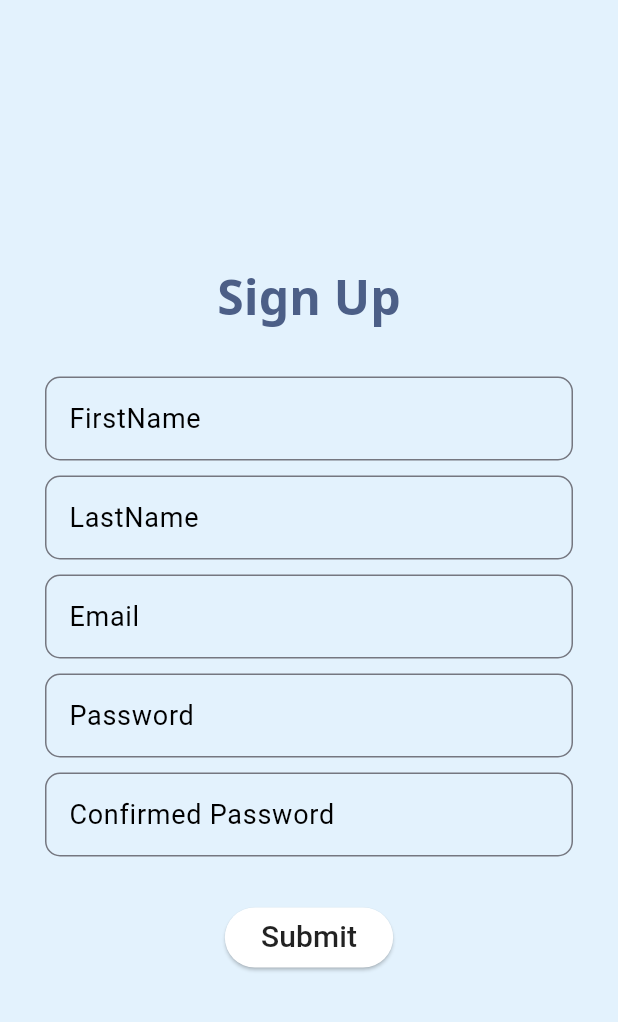
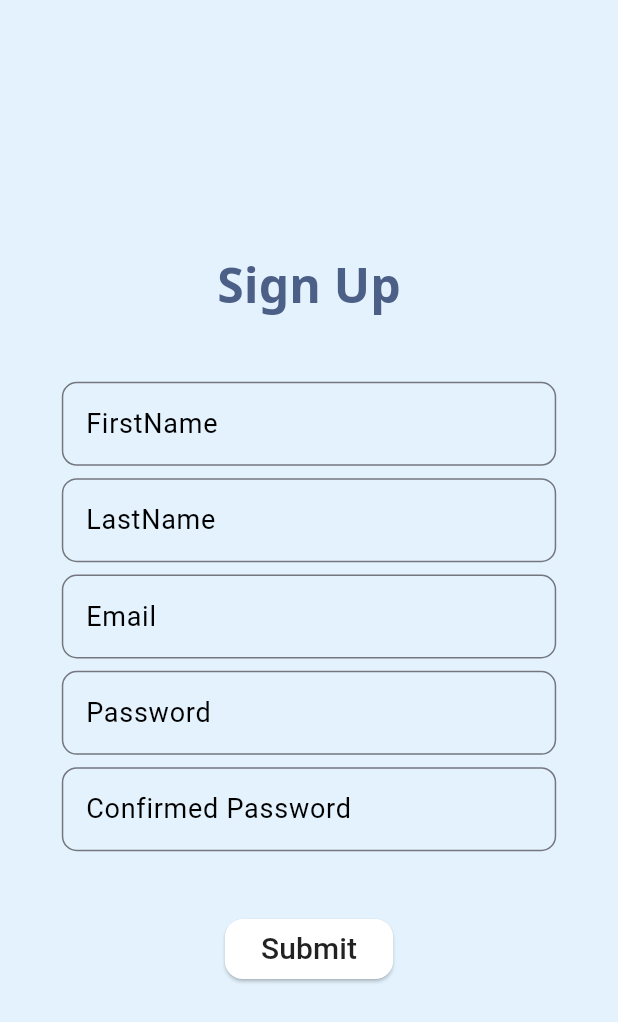
Before and after one commit to suanonokf/GATEKEEPER-MOBILE, a Flutter app: the SignUpWidget screen opened directly, on a phone screen of 412 x 824 dp. Shown: the top 1022 px of the screen. Run offline on Flutter 3.47's test engine with Material 3 defaults, Android fonts, the phone set to English and light mode, and no system bars; our stand-ins replace google_fonts, google_sign_in; missing offline and left inert: qr_code_scanner.

```diff
--- a/lib/Service/AppTheme.dart
+++ b/lib/Service/AppTheme.dart
@@ -1,7 +1,7 @@
 import 'dart:ui';
 
 class AppTheme{
-  Color color = Color.fromRGBO(100, 127, 188, 0.1);
+  Color color = Color.fromRGBO(175, 204, 255, 0.75);
   AppTheme();
   Color getColor(){
     return color;
--- a/lib/Sreen/SignUpFrame.dart
+++ b/lib/Sreen/SignUpFrame.dart
@@ -47,6 +47,10 @@ class SignUpWidget extends StatelessWidget{
 class SignUpForm extends StatelessWidget{
   @override
   Widget build(BuildContext context) {
+    final height = MediaQuery.of(context).size.height;
+    final width = MediaQuery.of(context).size.width;
+    final paddingSize = height/20;
+
     var appState = context.watch<FrameState>();
     var formKey = appState._formKey;
     var textController = appState._emailTextController;
@@ -55,13 +59,13 @@ class SignUpForm extends StatelessWidget{
     var passwordTextController = appState._passwordTextController;
     var confirmedPasswordTextController = appState._confirmedPasswordTextController;
     return Padding(
-      padding: const EdgeInsets.all(30.0),
+      padding:  EdgeInsets.all(paddingSize),
       child: Form(
         key: formKey,
           child: Column(
             children: [
               Text("Sign Up",style: GoogleFonts.notoSans(textStyle: TextStyle(color: AppTheme().getHeaderColor(), fontSize: 32,fontWeight: FontWeight.bold),)),
-              SizedBox(height: 30,),
+              SizedBox(height: paddingSize,),
               TextFormField(
                 controller: fNameTextController,
                 validator: (value){
@@ -79,7 +83,7 @@ class SignUpForm extends StatelessWidget{
                     )
                 ),
               ),
-              SizedBox(height: 10,),
+              SizedBox(height: paddingSize/5,),
               TextFormField(
                 controller: lNameTextController,
                 validator: (value){
@@ -97,7 +101,7 @@ class SignUpForm extends StatelessWidget{
                     )
                 ),
               ),
-              SizedBox(height: 10,),
+              SizedBox(height: paddingSize/5,),
               TextFormField(
                 controller: textController,
                 validator: (value){
@@ -115,7 +119,7 @@ class SignUpForm extends StatelessWidget{
                     )
                 ),
               ),
-              SizedBox(height: 10,),
+              SizedBox(height: paddingSize/5,),
               TextFormField(
                 controller: passwordTextController,
                 validator: (value){
@@ -143,7 +147,7 @@ class SignUpForm extends StatelessWidget{
                     )
                 ),
               ),
-              SizedBox(height: 10,),
+              SizedBox(height: paddingSize/5,),
               TextFormField(
                 controller: confirmedPasswordTextController,
                 validator: (value){
@@ -164,7 +168,7 @@ class SignUpForm extends StatelessWidget{
                     )
                 ),
               ),
-              SizedBox(height: 30,),
+              SizedBox(height: paddingSize,),
               ElevatedButton(
                   onPressed: () async {
                     if(formKey.currentState!.validate()){
@@ -181,7 +185,7 @@ class SignUpForm extends StatelessWidget{
                     }
                   },
                   child: Text("Submit",style:TextStyle(color: Colors.black87,fontSize: 20)),
-                style: ButtonStyle(backgroundColor: MaterialStateProperty.all(Colors.white)),
+                style: ElevatedButton.styleFrom(backgroundColor: Colors.white,shape: RoundedRectangleBorder(borderRadius: BorderRadius.circular(12))),
               )
             ],
           )
--- a/pubspec.yaml
+++ b/pubspec.yaml
@@ -15,6 +15,7 @@ dependencies:
   http: ^1.5.0
   google_fonts: ^6.0.0
   intl: ^0.18.1
+  qr_code_scanner: ^1.0.1
 
 dev_dependencies:
   flutter_test:
```
Also changed, not shown: lib/Service/QRScanner.dart (added, +34 -0 lines), lib/Sreen/Home.dart (+16 -91 lines), lib/Sreen/LogIn.dart (+14 -8 lines), pubspec.lock.
